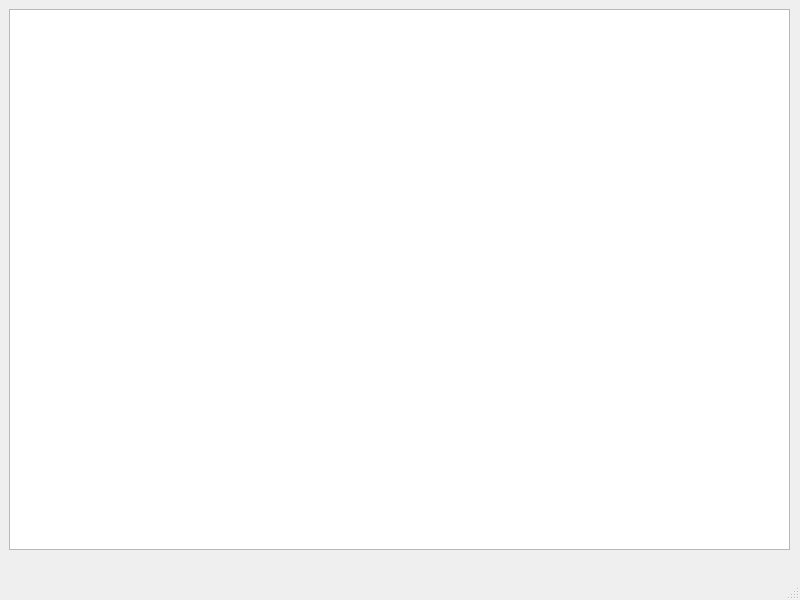
Qt form notepad-project/notepadwindow.ui (caiofov/Notepad-Qt-Cpp) before a commit.
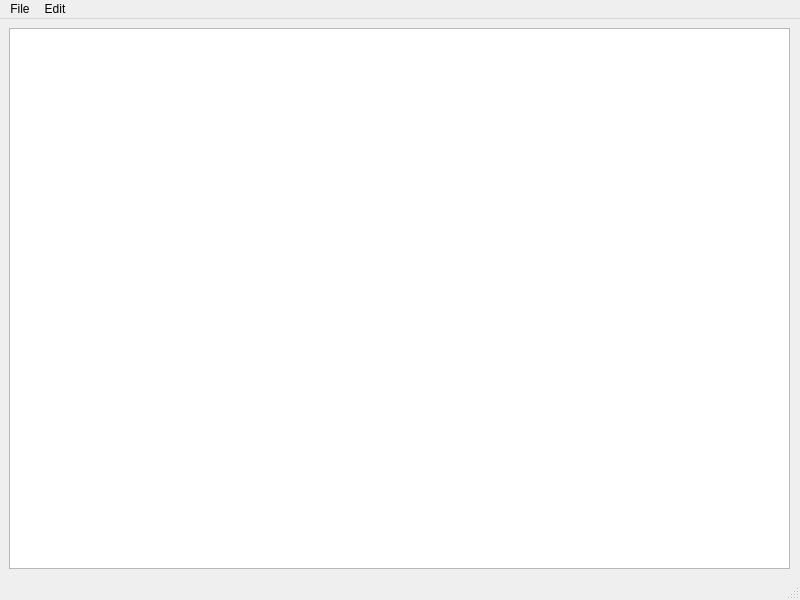
The same form after that commit.

Commit message: feat: add toolbar

Patch:
```diff
--- a/notepad-project/notepadwindow.ui
+++ b/notepad-project/notepadwindow.ui
@@ -39,6 +39,27 @@
      <height>22</height>
     </rect>
    </property>
+   <widget class="QMenu" name="menuFile">
+    <property name="title">
+     <string>File</string>
+    </property>
+    <addaction name="actionNew"/>
+    <addaction name="actionOpen"/>
+    <addaction name="actionSave_as"/>
+    <addaction name="actionExit"/>
+   </widget>
+   <widget class="QMenu" name="menuEdit">
+    <property name="title">
+     <string>Edit</string>
+    </property>
+    <addaction name="actionCopy"/>
+    <addaction name="actionPaste"/>
+    <addaction name="actionCut"/>
+    <addaction name="actionUndo"/>
+    <addaction name="actionRedo"/>
+   </widget>
+   <addaction name="menuFile"/>
+   <addaction name="menuEdit"/>
   </widget>
   <widget class="QStatusBar" name="statusbar"/>
  </widget>
```
Left out of the diff: 45 changed lines with no effect on the pictures. The commit also changes 3 other files.
